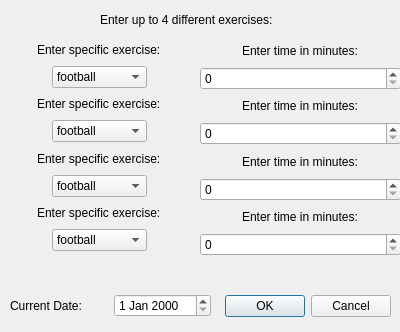
Qt form dailyexercise.ui (kevinlucas23/getFit) before a commit.
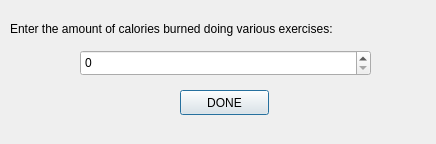
The same form after that commit.

Commit message: modified mainmenu to take in values from all dialogs

Diff of the .ui file:
```diff
--- a/dailyexercise.ui
+++ b/dailyexercise.ui
@@ -6,391 +6,48 @@
    <rect>
     <x>0</x>
     <y>0</y>
-    <width>400</width>
-    <height>332</height>
+    <width>436</width>
+    <height>144</height>
    </rect>
   </property>
   <property name="windowTitle">
    <string>Dialog</string>
   </property>
-  <widget class="QDialogButtonBox" name="buttonBox">
-   <property name="geometry">
-    <rect>
-     <x>220</x>
-     <y>290</y>
-     <width>171</width>
-     <height>32</height>
-    </rect>
-   </property>
-   <property name="orientation">
-    <enum>Qt::Horizontal</enum>
-   </property>
-   <property name="standardButtons">
-    <set>QDialogButtonBox::Cancel|QDialogButtonBox::Ok</set>
-   </property>
-  </widget>
-  <widget class="QWidget" name="verticalLayoutWidget">
-   <property name="geometry">
-    <rect>
-     <x>-1</x>
-     <y>39</y>
-     <width>201</width>
-     <height>212</height>
-    </rect>
-   </property>
-   <layout class="QVBoxLayout" name="verticalLayout">
-    <item alignment="Qt::AlignHCenter">
-     <widget class="QLabel" name="label">
-      <property name="text">
-       <string>Enter specific exercise:</string>
-      </property>
-     </widget>
-    </item>
-    <item alignment="Qt::AlignHCenter">
-     <widget class="QComboBox" name="comboBox">
-      <item>
-       <property name="text">
-        <string>football</string>
-       </property>
-      </item>
-      <item>
-       <property name="text">
-        <string>basketball</string>
-       </property>
-      </item>
-      <item>
-       <property name="text">
-        <string>baseball</string>
-       </property>
-      </item>
-      <item>
-       <property name="text">
-        <string>soccer</string>
-       </property>
-      </item>
-      <item>
-       <property name="text">
-        <string>hockey</string>
-       </property>
-      </item>
-      <item>
-       <property name="text">
-        <string>lacrosse</string>
-       </property>
-      </item>
-      <item>
-       <property name="text">
-        <string>running</string>
-       </property>
-      </item>
-      <item>
-       <property name="text">
-        <string>walking</string>
-       </property>
-      </item>
-      <item>
-       <property name="text">
-        <string>weightlifting</string>
-       </property>
-      </item>
-      <item>
-       <property name="text">
-        <string>swimming</string>
-       </property>
-      </item>
-      <item>
-       <property name="text">
-        <string>volleyball</string>
-       </property>
-      </item>
-     </widget>
-    </item>
-    <item alignment="Qt::AlignHCenter">
-     <widget class="QLabel" name="label_2">
-      <property name="text">
-       <string>Enter specific exercise:</string>
-      </property>
-     </widget>
-    </item>
-    <item alignment="Qt::AlignHCenter">
-     <widget class="QComboBox" name="comboBox_2">
-      <item>
-       <property name="text">
-        <string>football</string>
-       </property>
-      </item>
-      <item>
-       <property name="text">
-        <string>basketball</string>
-       </property>
-      </item>
-      <item>
-       <property name="text">
-        <string>baseball</string>
-       </property>
-      </item>
-      <item>
-       <property name="text">
-        <string>soccer</string>
-       </property>
-      </item>
-      <item>
-       <property name="text">
-        <string>hockey</string>
-       </property>
-      </item>
-      <item>
-       <property name="text">
-        <string>lacrosse</string>
-       </property>
-      </item>
-      <item>
-       <property name="text">
-        <string>running</string>
-       </property>
-      </item>
-      <item>
-       <property name="text">
-        <string>walking</string>
-       </property>
-      </item>
-      <item>
-       <property name="text">
-        <string>weightlifting</string>
-       </property>
-      </item>
-      <item>
-       <property name="text">
-        <string>swimming</string>
-       </property>
-      </item>
-      <item>
-       <property name="text">
-        <string>volleyball</string>
-       </property>
-      </item>
-     </widget>
-    </item>
-    <item alignment="Qt::AlignHCenter">
-     <widget class="QLabel" name="label_3">
-      <property name="text">
-       <string>Enter specific exercise:</string>
-      </property>
-     </widget>
-    </item>
-    <item alignment="Qt::AlignHCenter|Qt::AlignVCenter">
-     <widget class="QComboBox" name="comboBox_3">
-      <item>
-       <property name="text">
-        <string>football</string>
-       </property>
-      </item>
-      <item>
-       <property name="text">
-        <string>basketball</string>
-       </property>
-      </item>
-      <item>
-       <property name="text">
-        <string>baseball</string>
-       </property>
-      </item>
-      <item>
-       <property name="text">
-        <string>soccer</string>
-       </property>
-      </item>
-      <item>
-       <property name="text">
-        <string>hockey</string>
-       </property>
-      </item>
-      <item>
-       <property name="text">
-        <string>lacrosse</string>
-       </property>
-      </item>
-      <item>
-       <property name="text">
-        <string>running</string>
-       </property>
-      </item>
-      <item>
-       <property name="text">
-        <string>walking</string>
-       </property>
-      </item>
-      <item>
-       <property name="text">
-        <string>weightlifting</string>
-       </property>
-      </item>
-      <item>
-       <property name="text">
-        <string>swimming</string>
-       </property>
-      </item>
-      <item>
-       <property name="text">
-        <string>volleyball</string>
-       </property>
-      </item>
-     </widget>
-    </item>
-    <item alignment="Qt::AlignHCenter">
-     <widget class="QLabel" name="label_4">
-      <property name="text">
-       <string>Enter specific exercise:</string>
-      </property>
-     </widget>
-    </item>
-    <item alignment="Qt::AlignHCenter">
-     <widget class="QComboBox" name="comboBox_4">
-      <item>
-       <property name="text">
-        <string>football</string>
-       </property>
-      </item>
-      <item>
-       <property name="text">
-        <string>basketball</string>
-       </property>
-      </item>
-      <item>
-       <property name="text">
-        <string>baseball</string>
-       </property>
-      </item>
-      <item>
-       <property name="text">
-        <string>soccer</string>
-       </property>
-      </item>
-      <item>
-       <property name="text">
-        <string>hockey</string>
-       </property>
-      </item>
-      <item>
-       <property name="text">
-        <string>lacrosse</string>
-       </property>
-      </item>
-      <item>
-       <property name="text">
-        <string>running</string>
-       </property>
-      </item>
-      <item>
-       <property name="text">
-        <string>walking</string>
-       </property>
-      </item>
-      <item>
-       <property name="text">
-        <string>weightlifting</string>
-       </property>
-      </item>
-      <item>
-       <property name="text">
-        <string>swimming</string>
-       </property>
-      </item>
-      <item>
-       <property name="text">
-        <string>volleyball</string>
-       </property>
-      </item>
-     </widget>
-    </item>
-   </layout>
-  </widget>
-  <widget class="QWidget" name="verticalLayoutWidget_2">
-   <property name="geometry">
-    <rect>
-     <x>200</x>
-     <y>40</y>
-     <width>201</width>
-     <height>216</height>
-    </rect>
-   </property>
-   <layout class="QVBoxLayout" name="verticalLayout_2">
-    <item alignment="Qt::AlignHCenter">
-     <widget class="QLabel" name="label_5">
-      <property name="text">
-       <string>Enter time in minutes:</string>
-      </property>
-     </widget>
-    </item>
-    <item>
-     <widget class="QSpinBox" name="spinBox"/>
-    </item>
-    <item alignment="Qt::AlignHCenter">
-     <widget class="QLabel" name="label_6">
-      <property name="text">
-       <string>Enter time in minutes:</string>
-      </property>
-     </widget>
-    </item>
-    <item>
-     <widget class="QSpinBox" name="spinBox_2"/>
-    </item>
-    <item alignment="Qt::AlignHCenter">
-     <widget class="QLabel" name="label_7">
-      <property name="text">
-       <string>Enter time in minutes:</string>
-      </property>
-     </widget>
-    </item>
-    <item>
-     <widget class="QSpinBox" name="spinBox_3"/>
-    </item>
-    <item alignment="Qt::AlignHCenter">
-     <widget class="QLabel" name="label_8">
-      <property name="text">
-       <string>Enter time in minutes:</string>
-      </property>
-     </widget>
-    </item>
-    <item>
-     <widget class="QSpinBox" name="spinBox_4"/>
-    </item>
-   </layout>
-  </widget>
-  <widget class="QLabel" name="label_9">
-   <property name="geometry">
-    <rect>
-     <x>100</x>
-     <y>10</y>
-     <width>231</width>
-     <height>20</height>
-    </rect>
-   </property>
-   <property name="text">
-    <string>Enter up to 4 different exercises:</string>
-   </property>
-  </widget>
-  <widget class="QWidget" name="horizontalLayoutWidget">
+  <widget class="QLabel" name="label">
    <property name="geometry">
     <rect>
      <x>10</x>
-     <y>290</y>
-     <width>201</width>
-     <height>31</height>
+     <y>20</y>
+     <width>421</width>
+     <height>17</height>
     </rect>
    </property>
-   <layout class="QHBoxLayout" name="horizontalLayout">
-    <item>
-     <widget class="QLabel" name="label_10">
-      <property name="text">
-       <string>Current Date: </string>
-      </property>
-     </widget>
-    </item>
-    <item>
-     <widget class="QDateEdit" name="dateEdit"/>
-    </item>
-   </layout>
+   <property name="text">
+    <string>Enter the amount of calories burned doing various exercises:</string>
+   </property>
+  </widget>
+  <widget class="QSpinBox" name="calories">
+   <property name="geometry">
+    <rect>
+     <x>80</x>
+     <y>50</y>
+     <width>291</width>
+     <height>26</height>
+    </rect>
+   </property>
+  </widget>
+  <widget class="QPushButton" name="pushButton">
+   <property name="geometry">
+    <rect>
+     <x>180</x>
+     <y>90</y>
+     <width>89</width>
+     <height>25</height>
+    </rect>
+   </property>
+   <property name="text">
+    <string>DONE</string>
+   </property>
   </widget>
  </widget>
  <resources/>
```
Left out of the diff: 35 changed lines with no effect on the pictures. The commit also changes 28 other files.
